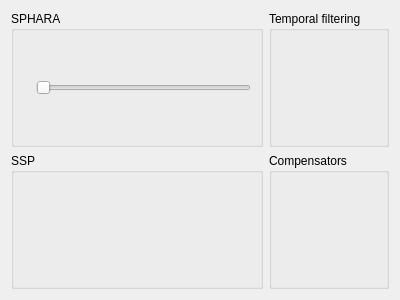
First picture: the form in applications/mne_x/plugins/noisereduction/FormFiles/noisereductionoptionswidget.ui, repository mne-tools/mne-cpp, before the edit.
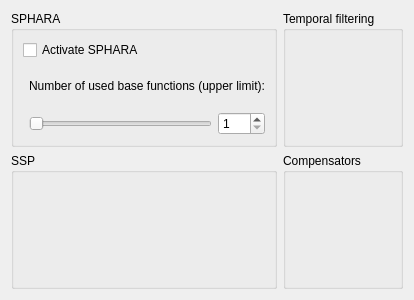
Second picture: the form after the edit.

Commit message: [MX-5] Properly connect sliders, check boxes in NoiseReduction plugin

What changed in the file:
```diff
--- a/applications/mne_x/plugins/noisereduction/FormFiles/noisereductionoptionswidget.ui
+++ b/applications/mne_x/plugins/noisereduction/FormFiles/noisereductionoptionswidget.ui
@@ -27,17 +27,43 @@
       <string>SPHARA</string>
      </property>
      <layout class="QGridLayout" name="gridLayout_2">
-      <item row="0" column="1">
+      <item row="2" column="1">
        <widget class="QSlider" name="m_horizontalSlider_nBaseFcts">
+        <property name="minimum">
+         <number>1</number>
+        </property>
+        <property name="maximum">
+         <number>500</number>
+        </property>
         <property name="orientation">
          <enum>Qt::Horizontal</enum>
         </property>
+        <property name="tickPosition">
+         <enum>QSlider::NoTicks</enum>
+        </property>
        </widget>
       </item>
-      <item row="0" column="0">
-       <widget class="QLabel" name="m_label_nBaseFct">
+      <item row="0" column="0" colspan="2">
+       <widget class="QCheckBox" name="m_checkBox_activateSphara">
         <property name="text">
-         <string/>
+         <string>Activate SPHARA</string>
+        </property>
+       </widget>
+      </item>
+      <item row="2" column="2">
+       <widget class="QSpinBox" name="m_spinBox_nBaseFcts">
+        <property name="minimum">
+         <number>1</number>
+        </property>
+        <property name="maximum">
+         <number>500</number>
+        </property>
+       </widget>
+      </item>
+      <item row="1" column="1" colspan="2">
+       <widget class="QLabel" name="label">
+        <property name="text">
+         <string>Number of used base functions (upper limit):</string>
         </property>
        </widget>
       </item>
```
Left out of the diff: 19 changed lines with no effect on the pictures. The commit also changes 5 other files.
